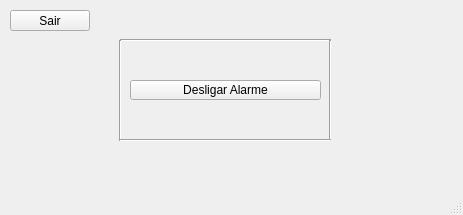
BrenoMartinsDeOliveiraVasconcelos/FrozenChicken, file frozenchicken.ui: the form before one commit.
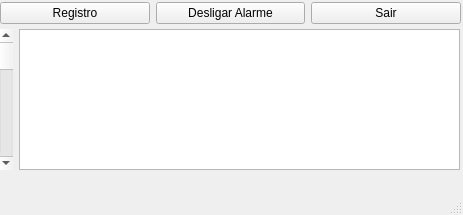
The form after the commit.

What changed in the file:
```diff
--- a/frozenchicken.ui
+++ b/frozenchicken.ui
@@ -33,83 +33,60 @@
    <string>Frozen Chicken</string>
   </property>
   <widget class="QWidget" name="centralwidget">
-   <widget class="Line" name="line">
+   <widget class="QWidget" name="horizontalLayoutWidget">
     <property name="geometry">
      <rect>
-      <x>120</x>
-      <y>30</y>
-      <width>211</width>
-      <height>20</height>
+      <x>0</x>
+      <y>0</y>
+      <width>461</width>
+      <height>26</height>
      </rect>
     </property>
-    <property name="orientation">
-     <enum>Qt::Horizontal</enum>
-    </property>
+    <layout class="QHBoxLayout" name="horizontalLayout">
+     <item>
+      <widget class="QPushButton" name="registerbut">
+       <property name="text">
+        <string>Registro</string>
+       </property>
+      </widget>
+     </item>
+     <item>
+      <widget class="QPushButton" name="switchbutton">
+       <property name="text">
+        <string>Desligar Alarme</string>
+       </property>
+      </widget>
+     </item>
+     <item>
+      <widget class="QPushButton" name="exit">
+       <property name="text">
+        <string>Sair</string>
+       </property>
+      </widget>
+     </item>
+    </layout>
    </widget>
-   <widget class="Line" name="line_3">
+   <widget class="QWidget" name="horizontalLayoutWidget_2">
     <property name="geometry">
      <rect>
-      <x>110</x>
-      <y>40</y>
-      <width>20</width>
-      <height>101</height>
+      <x>-1</x>
+      <y>29</y>
+      <width>461</width>
+      <height>141</height>
      </rect>
     </property>
-    <property name="orientation">
-     <enum>Qt::Vertical</enum>
-    </property>
-   </widget>
-   <widget class="Line" name="line_4">
-    <property name="geometry">
-     <rect>
-      <x>320</x>
-      <y>40</y>
-      <width>20</width>
-      <height>101</height>
-     </rect>
-    </property>
-    <property name="orientation">
-     <enum>Qt::Vertical</enum>
-    </property>
-   </widget>
-   <widget class="Line" name="line_5">
-    <property name="geometry">
-     <rect>
-      <x>120</x>
-      <y>130</y>
-      <width>211</width>
-      <height>20</height>
-     </rect>
-    </property>
-    <property name="orientation">
-     <enum>Qt::Horizontal</enum>
-    </property>
-   </widget>
-   <widget class="QPushButton" name="exit">
-    <property name="geometry">
-     <rect>
-      <x>10</x>
-      <y>10</y>
-      <width>80</width>
-      <height>21</height>
-     </rect>
-    </property>
-    <property name="text">
-     <string>Sair</string>
-    </property>
-   </widget>
-   <widget class="QPushButton" name="switchbutton">
-    <property name="geometry">
-     <rect>
-      <x>130</x>
-      <y>80</y>
-      <width>191</width>
-      <height>20</height>
-     </rect>
-    </property>
-    <property name="text">
-     <string>Desligar Alarme</string>
-    </property>
+    <layout class="QHBoxLayout" name="horizontalLayout_2">
+     <item>
+      <widget class="QScrollBar" name="verticalScrollBar">
+       <property name="orientation">
+        <enum>Qt::Vertical</enum>
+       </property>
+      </widget>
+     </item>
+     <item>
+      <widget class="QTableWidget" name="registro2"/>
+     </item>
+    </layout>
    </widget>
   </widget>
   <widget class="QMenuBar" name="menubar">
```
